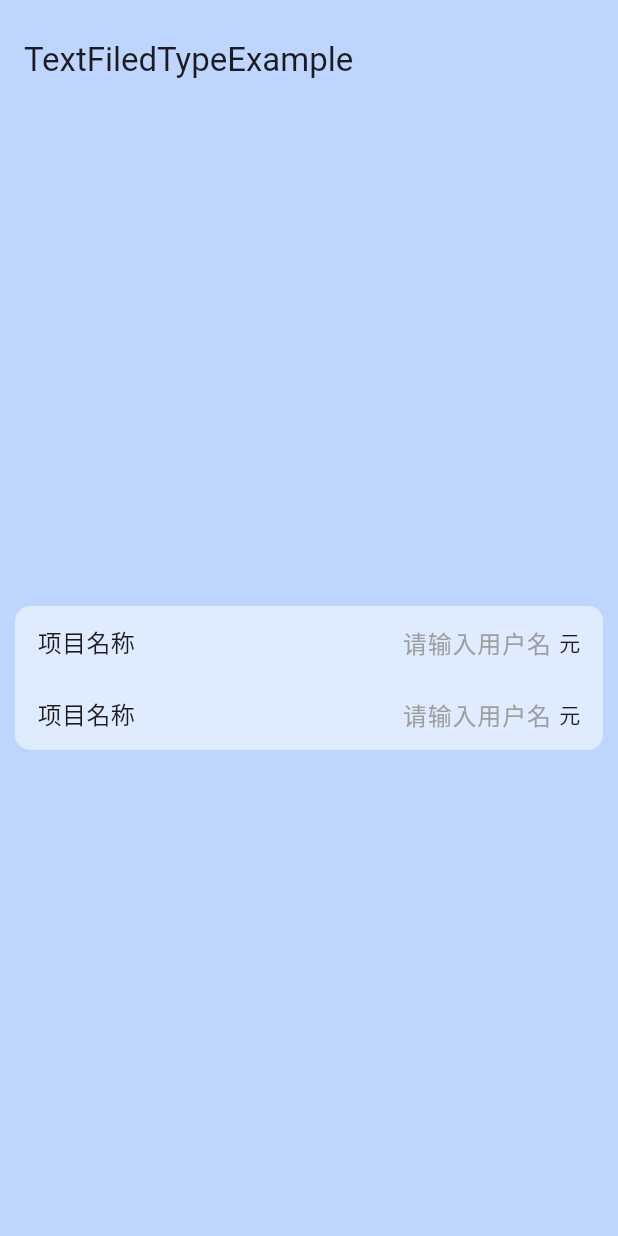
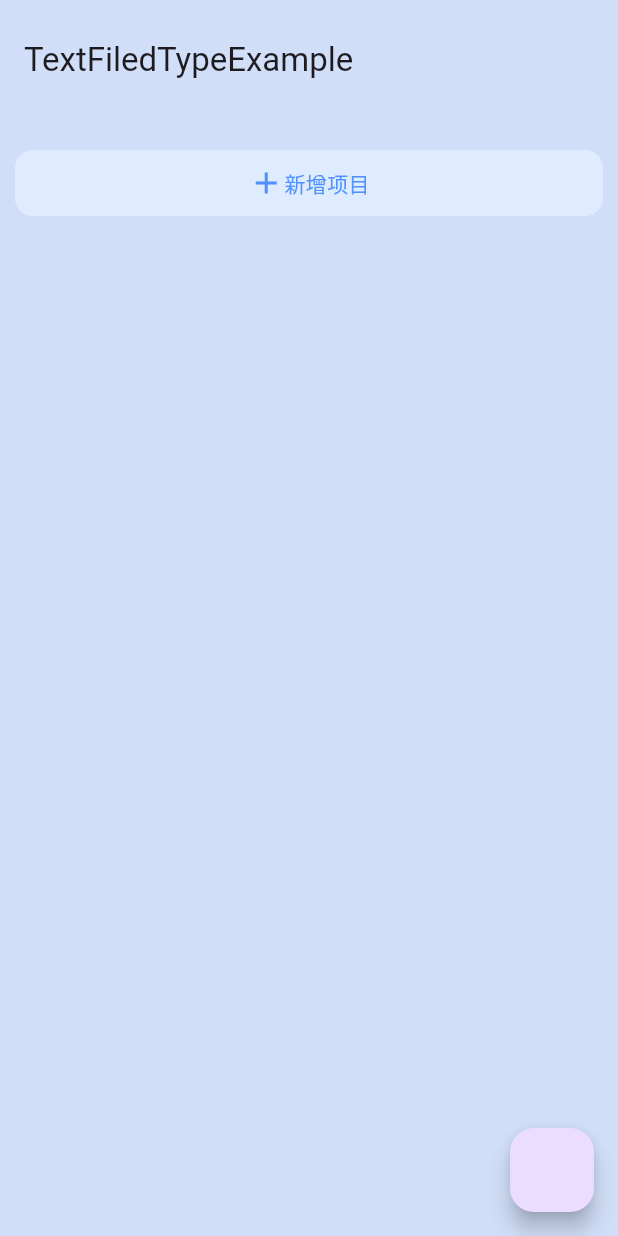
Before and after one commit to 7-bit-zhang/stu_flutter, a Flutter app: the TextFiledTypeExample screen opened directly, on a phone screen of 412 x 824 dp. Run offline on Flutter 3.47's test engine with Material 3 defaults, Android fonts, the phone set to English and light mode, and no system bars; our stand-ins replace auto_size_text, badges, extended_image, flutter_bloc, flutter_easyloading, flutter_layout_grid and 12 more; missing offline and left inert: extended_text_field, graphview, scan.

Commit message:
✨ feat(TextFiledTypeControllerTypedef):

```diff
--- a/lib/pages/demo/text_filed_type.dart
+++ b/lib/pages/demo/text_filed_type.dart
@@ -3,8 +3,8 @@
 import 'package:flutter/material.dart';
 
 class TextFiledTypeExample extends StatefulWidget {
-  const TextFiledTypeExample({super.key});
-
+  TextFiledTypeExample({super.key});
+  final TextFiledTypeController controller = TextFiledTypeController();
   @override
   State<TextFiledTypeExample> createState() => _TextFiledTypeExampleState();
 }
@@ -13,47 +13,147 @@ class _TextFiledTypeExampleState extends State<TextFiledTypeExample> {
   @override
   Widget build(BuildContext context) {
     return Scaffold(
-      backgroundColor: const Color.fromARGB(255, 190, 213, 253),
+      backgroundColor: const Color.fromARGB(255, 208, 222, 247),
       appBar: AppBar(
         title: const Text("TextFiledTypeExample"),
       ),
+      floatingActionButton: FloatingActionButton(onPressed: () {
+        print(widget.controller.textFiledTypeTypedefs
+            .map((d) => print(d.controller.text)));
+      }),
       body: Center(
-          child: Container(
+          child: Column(
+        children: [
+          Container(
             margin: const EdgeInsets.all(10),
             decoration: BoxDecoration(
                 color: const Color(0xffdfebff),
-            borderRadius: BorderRadius.circular(10)),
-        child: const Column(
+                borderRadius: BorderRadius.circular(12)),
+            child: ListenableBuilder(
+              listenable: widget.controller,
+              builder: (context, Widget? child) {
+                return Column(
                     mainAxisSize: MainAxisSize.min,
+                    children: widget.controller.textFiledTypeTypedefs
+                        .map((data) => Builder(builder: (context) {
+                              return Column(
                                 children: [
-            TextFiledTypeTypedef(
-              label: Text("项目名称", style: TextStyle(fontSize: 16)),
-              hintText: "请输入用户名",
-              endWidget: Text("元"),
+                                  data.textFiledType,
+                                  const Padding(
+                                    padding:
+                                        EdgeInsets.symmetric(horizontal: 8.0),
+                                    child: Divider(
+                                      height: .5,
+                                      thickness: .5,
+                                      color: Colors.black12,
                                     ),
-            TextFiledTypeTypedef(
-              label: Text("项目名称", style: TextStyle(fontSize: 16)),
-              hintText: "请输入用户名",
-              endWidget: Text("元"),
+                                  )
+                                ],
+                              );
+                            }))
+                        .toList());
+              },
+            ),
+          ),
+          GestureDetector(
+            onTap: () {
+              var controller = TextEditingController();
+              if (widget.controller.textFiledTypeTypedefs.length % 2 == 0) {
+                widget.controller.add(TextFiledTypeControllerTypedef(
+                    controller: controller,
+                    textFiledType: TextFiledType(
+                        controller: controller,
+                        label: const Text("项目价格",
+                            style: TextStyle(
+                                fontSize: 16, fontWeight: FontWeight.w300)),
+                        endWidget: const Text("元",
+                            style: TextStyle(
+                                fontSize: 16, fontWeight: FontWeight.w300)),
+                        hintText: "")));
+              } else {
+                widget.controller.add(TextFiledTypeControllerTypedef(
+                    controller: controller,
+                    textFiledType: TextFiledType(
+                        controller: controller,
+                        label: const Text(
+                          "项目名称",
+                          style: TextStyle(
+                              fontSize: 16, fontWeight: FontWeight.w300),
+                        ),
+                        hintText: "hintText")));
+              }
+            },
+            child: Container(
+                padding: const EdgeInsets.symmetric(vertical: 10),
+                margin: const EdgeInsets.symmetric(horizontal: 10),
+                decoration: BoxDecoration(
+                    color: const Color(0xffdfebff),
+                    borderRadius: BorderRadius.circular(12)),
+                child: const Row(
+                  mainAxisAlignment: MainAxisAlignment.center,
+                  children: [
+                    Icon(Icons.add, color: Color(0xff5091fd)),
+                    Text(
+                      "新增项目",
+                      style: TextStyle(color: Color(0xff5091fd)),
+                    )
+                  ],
+                )),
           ),
         ],
-        ),
       )),
     );
   }
 }
 
-typedef TextFiledTypeTypedef = _TextFiledType;
+/// 测试写法
+typedef TextFiledTypeTypedef = TextFiledTypeControllerTypedef;
 
-class _TextFiledType extends StatefulWidget {
-  const _TextFiledType(
+/// textFiledTypeTypedef  ChangeNotifier
+class TextFiledTypeController extends ChangeNotifier {
+  // textFiledTypeTypedefs
+  final List<TextFiledTypeTypedef> _textFiledTypeTypedefs = [];
+
+  List<TextFiledTypeTypedef> get textFiledTypeTypedefs =>
+      _textFiledTypeTypedefs;
+
+  //set
+  void add(TextFiledTypeTypedef value) {
+    _textFiledTypeTypedefs.add(value);
+    //呼叫所有监听的人进行重新绘制
+    notifyListeners();
+  }
+
+  void remove(TextFiledTypeTypedef value) {
+    _textFiledTypeTypedefs.remove(value);
+    //呼叫所有监听的人进行重新绘制
+    notifyListeners();
+  }
+}
+
+class TextFiledTypeControllerTypedef {
+  /// textFiledType
+  late TextFiledType textFiledType;
+
+  /// controller
+  late TextEditingController controller;
+
+  /// 构造方法
+  TextFiledTypeControllerTypedef(
+      {required this.controller, required this.textFiledType});
+}
+
+class TextFiledType extends StatefulWidget {
+  const TextFiledType(
       {super.key,
       this.label,
       this.hintText,
       this.endWidget,
       this.keyboardType,
-      this.padding = const EdgeInsets.symmetric(horizontal: 15),
-      this.hintStyle = const TextStyle(color: Colors.grey)});
+      required this.controller,
+      this.padding = const EdgeInsets.symmetric(horizontal: 15, vertical: 5),
+      this.hintStyle = const TextStyle(
+          color: Colors.grey, fontSize: 16, fontWeight: FontWeight.w300)});
 
   /// label
   final Widget? label;
@@ -72,11 +172,14 @@ class _TextFiledType extends StatefulWidget {
 
   /// padding
   final EdgeInsetsGeometry padding;
+
+  /// controller
+  final TextEditingController controller;
   @override
-  State<_TextFiledType> createState() => _TextFiledTypeState();
+  State<TextFiledType> createState() => _TextFiledTypeState();
 }
 
-class _TextFiledTypeState extends State<_TextFiledType> {
+class _TextFiledTypeState extends State<TextFiledType> {
   @override
   Widget build(BuildContext context) {
     return Padding(
@@ -85,6 +188,7 @@ class _TextFiledTypeState extends State<_TextFiledType> {
         children: [
           Expanded(
             child: TextField(
+              controller: widget.controller,
               keyboardType: widget.keyboardType,
               textAlign: TextAlign.end,
               decoration: InputDecoration(
```
Also changed, not shown: 1 other file. Lines whose indentation alone changed are shown as unchanged.
